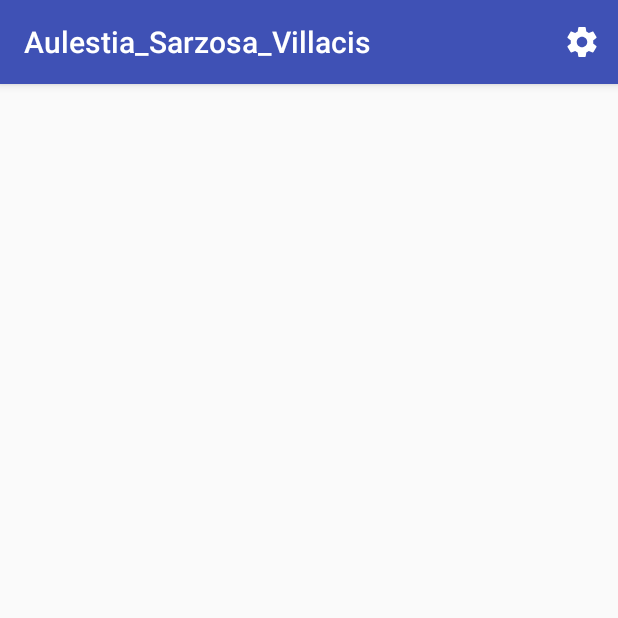
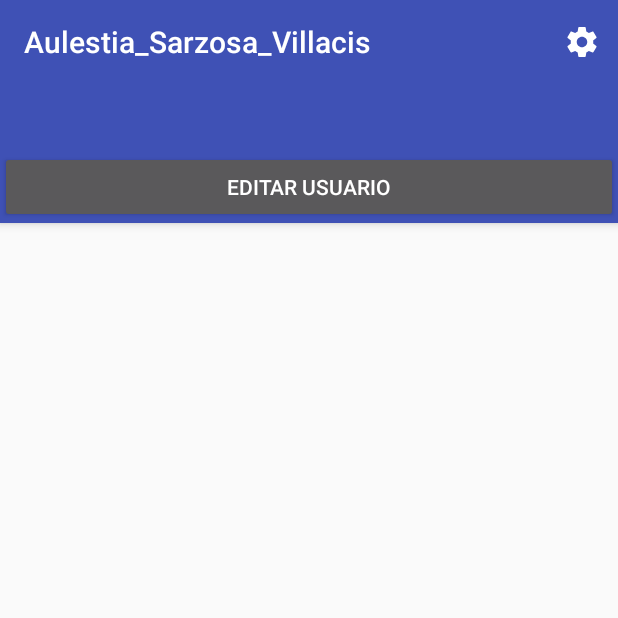
Before and after one commit to DanielaVillacis/Aulestia_Sarzosa_Villacis, an Android app: the screen it shows after launch (MainActivity), on a phone screen of 412 x 824 dp, the top half of it. Run offline under Robolectric (Android 15) with nearby library versions, the phone set to English and light mode, and no system bars; 9 statements that could not run were skipped.

Commit message:
Aulestia_Sarzosa_Villacis

```diff
--- a/app/src/main/java/com/nadershamma/apps/androidfunwithflags/MainActivity.java
+++ b/app/src/main/java/com/nadershamma/apps/androidfunwithflags/MainActivity.java
@@ -11,11 +11,17 @@ import android.support.v7.app.AppCompatActivity;
 import android.support.v7.widget.Toolbar;
 import android.view.Menu;
 import android.view.MenuItem;
+import android.view.View;
+import android.widget.Button;
+import android.widget.TextView;
 
 import com.nadershamma.apps.eventhandlers.PreferenceChangeListener;
 import com.nadershamma.apps.lifecyclehelpers.QuizViewModel;
 
 import java.util.Set;
+
+import DatosUser.UserData;
+import Entities.User;
 
 public class MainActivity extends AppCompatActivity {
     public static final String CHOICES = "pref_numberOfChoices";
@@ -25,6 +31,17 @@ public class MainActivity extends AppCompatActivity {
     private MainActivityFragment quizFragment;
     private QuizViewModel quizViewModel;
     private OnSharedPreferenceChangeListener preferencesChangeListener;
+
+    private TextView nombreuser;
+    private Button buttonEdit;
+    private String cedula;
+    private String nombre1;
+    private String apellido;
+    private String clave;
+
+
+    private String correo;
+
 
     private void setSharedPreferences() {
         // set default values in the app's SharedPreferences
@@ -57,9 +74,31 @@ public class MainActivity extends AppCompatActivity {
         this.screenSetUp();
 
 
-        String correo = getIntent().getExtras().getString("correo");
+       cedula = getIntent().getExtras().getString("cedula");
+        nombre1 = getIntent().getExtras().getString("nombre1");
+        apellido = getIntent().getExtras().getString("apellido");
+        correo = getIntent().getExtras().getString("correo");
+        clave = getIntent().getExtras().getString("clave");
 
-
+        nombreuser = findViewById(R.id.textView_nombre);
+        String nombre = getIntent().getExtras().getString("nombre");
+        nombreuser.setText(nombre);
+/*
+        buttonEdit = findViewById(R.id.buttonEditUser);
+        buttonEdit.setOnClickListener(new View.OnClickListener(){
+                                                   @Override
+                                                   public void onClick(View view) {
+                                                       Intent intent = new Intent(MainActivity.this, RegistrarActivity.class);
+                                                       intent.putExtra("cedula", cedula);
+                                                       intent.putExtra("nombre", nombre);
+                                                       intent.putExtra("apellido", apellido);
+                                                       intent.putExtra("clave", clave);
+                                                       intent.putExtra("correo", correo);
+                                                       startActivity(intent);
+                                                   }
+                                               }
+        );
+*/
     }
 
     @Override
@@ -81,6 +120,8 @@ public class MainActivity extends AppCompatActivity {
 
     @Override
     public boolean onCreateOptionsMenu(Menu menu) {
+        String correo = getIntent().getExtras().getString("correo");
+
         int orientation = getResources().getConfiguration().orientation;
         if (orientation == Configuration.ORIENTATION_PORTRAIT) {
             // Inflate the menu; this adds items to the action bar if it is present.
--- a/app/src/main/java/com/nadershamma/apps/androidfunwithflags/SettingsActivity.java
+++ b/app/src/main/java/com/nadershamma/apps/androidfunwithflags/SettingsActivity.java
@@ -9,6 +9,7 @@ import android.widget.Button;
 
 public class SettingsActivity extends AppCompatActivity{
     private Button button_CerrarSesion;
+    private Button button_EditUser;
     @Override
     protected void onCreate(Bundle savedInstanceState) {
         super.onCreate(savedInstanceState);
@@ -16,6 +17,7 @@ public class SettingsActivity extends AppCompatActivity{
         Toolbar toolbar = findViewById(R.id.toolbar);
         setSupportActionBar(toolbar);
         getSupportActionBar().setDisplayHomeAsUpEnabled(true);
+
 
         button_CerrarSesion = findViewById(R.id.buttonCerrarSesion);
         button_CerrarSesion.setOnClickListener(new View.OnClickListener(){
--- a/app/src/main/res/layout/activity_main.xml
+++ b/app/src/main/res/layout/activity_main.xml
@@ -18,6 +18,20 @@
             android:background="?attr/colorPrimary"
             app:popupTheme="@style/AppTheme.PopupOverlay" />
 
+        <TextView
+            android:id="@+id/textView_nombre"
+            android:layout_width="wrap_content"
+            android:layout_height="wrap_content"
+            android:layout_gravity="center"
+            android:text="TextView"
+            android:textSize="50px" />
+
+        <Button
+            android:id="@+id/buttonEditUser"
+            android:layout_width="match_parent"
+            android:layout_height="wrap_content"
+            android:text="Editar Usuario" />
+
     </android.support.design.widget.AppBarLayout>
 
     <include layout="@layout/content_main" />
--- a/app/src/main/res/layout/activity_settings.xml
+++ b/app/src/main/res/layout/activity_settings.xml
@@ -32,4 +32,5 @@
         android:gravity="center_horizontal"
         android:text="@string/button_cerrarSesion" />
 
+
 </android.support.v7.widget.LinearLayoutCompat>
```
Also changed, not shown: app/src/main/AndroidManifest.xml (+12 -2 lines), app/src/main/java/com/nadershamma/apps/androidfunwithflags/MainActivityAux.java (added, +38 -0 lines), app/src/main/java/com/nadershamma/apps/androidfunwithflags/login_activity.java (+6 -1 lines), app/src/main/res/layout/activity_main_aux.xml (added, +32 -0 lines).
